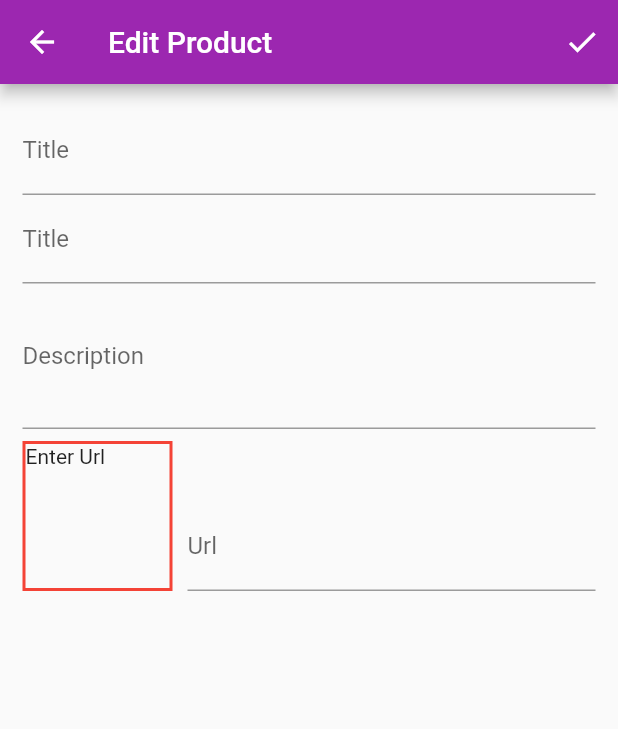
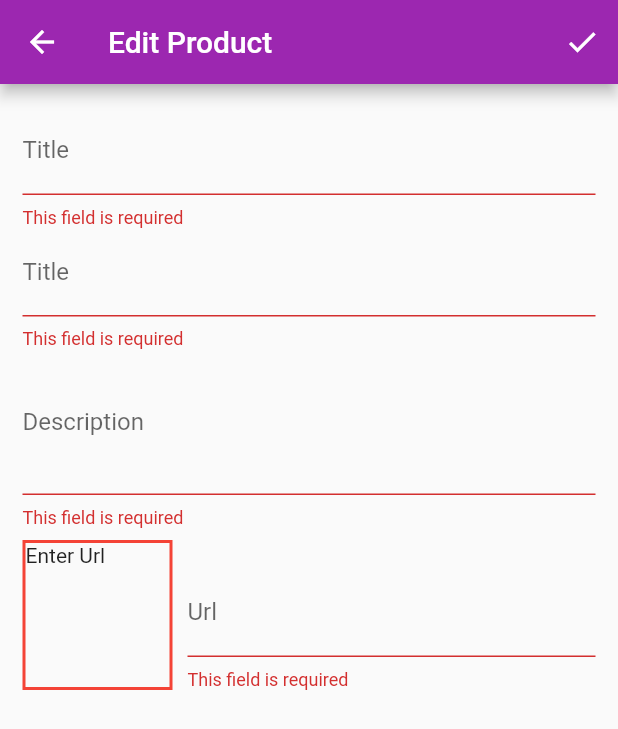
Before and after one commit to SonetAD/myshop_flutter, a Flutter app: the ModifyProductScreen screen opened by its route, after a tap on the "check" icon, on a phone screen of 412 x 824 dp. Shown: the top 729 px of the screen. Run offline on Flutter 3.47's test engine with Material 2 defaults, Android fonts, the phone set to English and light mode, and no system bars; network calls fail.

Commit message:
Added Add New Product functionality

```diff
--- a/lib/providers/products_providers.dart
+++ b/lib/providers/products_providers.dart
@@ -57,4 +57,19 @@ class ProductData with ChangeNotifier {
   Product findProduct(String id) {
     return _products.firstWhere((item) => item.id == id);
   }
+
+  void add(
+      {required String id,
+      required String title,
+      required double price,
+      required String imgUrl,
+      required String description}) {
+    _products.add(Product(
+        id: id,
+        title: title,
+        description: description,
+        price: price,
+        imgUrl: imgUrl));
+    notifyListeners();
+  }
 }
--- a/lib/screens/modifyproduct_screen.dart
+++ b/lib/screens/modifyproduct_screen.dart
@@ -1,4 +1,6 @@
 import 'package:flutter/material.dart';
+import 'package:myshop/providers/products_providers.dart';
+import 'package:provider/provider.dart';
 
 class ModifyProductScreen extends StatefulWidget {
   static const routeName = '/modifyProductScreen';
@@ -11,6 +13,14 @@ class ModifyProductScreen extends StatefulWidget {
 class _ModifyProductScreenState extends State<ModifyProductScreen> {
   final _imgUrlController = TextEditingController();
   final _focus = FocusNode();
+  final _form = GlobalKey<FormState>();
+  final _formData = {
+    'id': DateTime.now().toString(),
+    'title': 'test',
+    'price': 0.0,
+    'description': 'test',
+    'imgUrl': 'test'
+  };
 
   @override
   void initState() {
@@ -27,39 +37,76 @@ class _ModifyProductScreenState extends State<ModifyProductScreen> {
   }
 
   void handleFocus() {
-    if (!_focus.hasFocus) {
-      setState(() {});
+    setState(() {});
+  }
+
+  void _save(ProductData productData) {
+    if (_form.currentState!.validate()) {
+      _form.currentState!.save();
+      productData.add(
+        id: _formData['id'] as String,
+        title: _formData['title'] as String,
+        price: _formData['price'] as double,
+        imgUrl: _formData['imgUrl'] as String,
+        description: _formData['description'] as String,
+      );
     }
   }
 
-  void _save() {}
+  String? _validate(String? val) {
+    if (val == '') {
+      return 'This field is required';
+    }
+    return null;
+  }
 
   @override
   Widget build(BuildContext context) {
+    ProductData productData = Provider.of<ProductData>(context);
     return Scaffold(
       appBar: AppBar(
         title: const Text('Edit Product'),
-        actions: [IconButton(onPressed: _save, icon: const Icon(Icons.check))],
+        actions: [
+          IconButton(
+              onPressed: () => _save(productData),
+              icon: const Icon(Icons.check))
+        ],
       ),
       body: Padding(
         padding: const EdgeInsets.all(15.0),
         child: FocusScope(
           child: Form(
+            key: _form,
             child: ListView(
               children: [
                 TextFormField(
                   decoration: const InputDecoration(labelText: 'Title'),
                   textInputAction: TextInputAction.next,
+                  validator: _validate,
+                  onSaved: (val) {
+                    _formData['title'] = val as String;
+                  },
                 ),
                 TextFormField(
                   decoration: const InputDecoration(labelText: 'Title'),
                   textInputAction: TextInputAction.next,
                   keyboardType: TextInputType.number,
+                  validator: _validate,
+                  onSaved: (val) {
+                    if (val != '') {
+                      double modVal = double.parse(val as String).toDouble();
+                      _formData['price;e'] = modVal;
+                    }
+                  },
                 ),
                 TextFormField(
                   decoration: const InputDecoration(labelText: 'Description'),
                   maxLines: 3,
                   keyboardType: TextInputType.multiline,
+                  validator: _validate,
+                  onSaved: (val) {
+                    _formData['description'] = val as String;
+                  },
                 ),
                 Row(
                   crossAxisAlignment: CrossAxisAlignment.end,
@@ -87,8 +134,12 @@ class _ModifyProductScreenState extends State<ModifyProductScreen> {
                         textInputAction: TextInputAction.done,
                         decoration: const InputDecoration(labelText: 'Url'),
                         focusNode: _focus,
+                        validator: _validate,
+                        onSaved: (val) {
+                          _formData['imgUrl'] = val as String;
+                        },
                         onFieldSubmitted: (_) {
-                          setState(() {});
+                          _save(productData);
                         },
                       ),
                     ),
```
